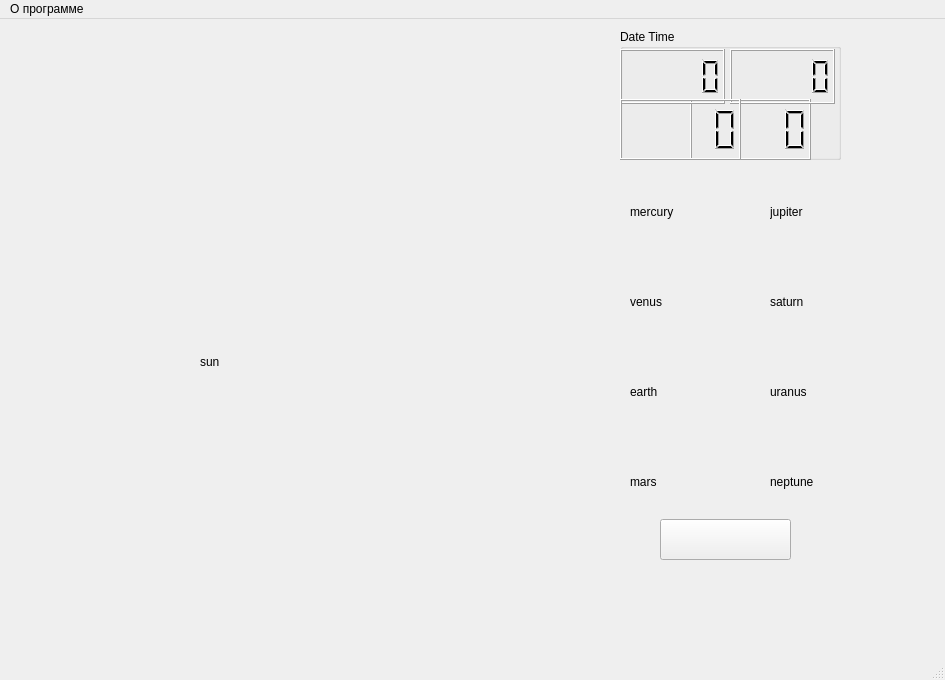
First picture: the form in Syzygy/mainwindow.ui, repository maxpe3447/SyZyGy, before the edit.
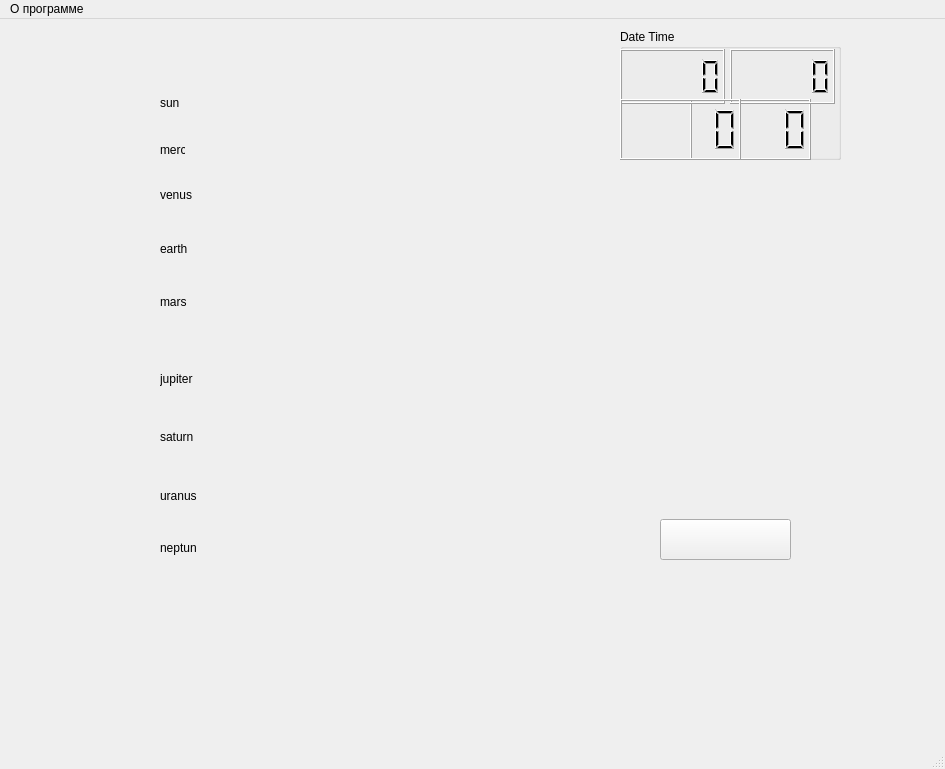
Second picture: the form after the edit. Icons and pictures are not drawn.

Commit message: new planet size

```diff
--- a/Syzygy/mainwindow.ui
+++ b/Syzygy/mainwindow.ui
@@ -7,7 +7,7 @@
     <x>0</x>
     <y>0</y>
     <width>945</width>
-    <height>680</height>
+    <height>769</height>
    </rect>
   </property>
   <property name="windowTitle">
@@ -23,10 +23,10 @@
    <widget class="QLabel" name="earth">
     <property name="geometry">
      <rect>
-      <x>630</x>
-      <y>350</y>
-      <width>45</width>
-      <height>45</height>
+      <x>160</x>
+      <y>210</y>
+      <width>40</width>
+      <height>40</height>
      </rect>
     </property>
     <property name="text">
@@ -36,10 +36,10 @@
    <widget class="QLabel" name="jupiter">
     <property name="geometry">
      <rect>
-      <x>770</x>
-      <y>170</y>
-      <width>45</width>
-      <height>45</height>
+      <x>160</x>
+      <y>338</y>
+      <width>43</width>
+      <height>43</height>
      </rect>
     </property>
     <property name="text">
@@ -49,10 +49,10 @@
    <widget class="QLabel" name="mars">
     <property name="geometry">
      <rect>
-      <x>630</x>
-      <y>440</y>
-      <width>45</width>
-      <height>45</height>
+      <x>160</x>
+      <y>265</y>
+      <width>35</width>
+      <height>35</height>
      </rect>
     </property>
     <property name="text">
@@ -62,10 +62,10 @@
    <widget class="QLabel" name="mercury">
     <property name="geometry">
      <rect>
-      <x>630</x>
-      <y>170</y>
-      <width>45</width>
-      <height>45</height>
+      <x>160</x>
+      <y>118</y>
+      <width>25</width>
+      <height>25</height>
      </rect>
     </property>
     <property name="text">
@@ -75,10 +75,10 @@
    <widget class="QLabel" name="neptune">
     <property name="geometry">
      <rect>
-      <x>770</x>
-      <y>440</y>
-      <width>45</width>
-      <height>45</height>
+      <x>160</x>
+      <y>511</y>
+      <width>36</width>
+      <height>36</height>
      </rect>
     </property>
     <property name="text">
@@ -88,10 +88,10 @@
    <widget class="QLabel" name="saturn">
     <property name="geometry">
      <rect>
-      <x>770</x>
-      <y>260</y>
-      <width>45</width>
-      <height>45</height>
+      <x>160</x>
+      <y>398</y>
+      <width>40</width>
+      <height>40</height>
      </rect>
     </property>
     <property name="text">
@@ -101,10 +101,10 @@
    <widget class="QLabel" name="sun">
     <property name="geometry">
      <rect>
-      <x>200</x>
-      <y>320</y>
-      <width>45</width>
-      <height>45</height>
+      <x>160</x>
+      <y>60</y>
+      <width>47</width>
+      <height>47</height>
      </rect>
     </property>
     <property name="text">
@@ -114,10 +114,10 @@
    <widget class="QLabel" name="uranus">
     <property name="geometry">
      <rect>
-      <x>770</x>
-      <y>350</y>
-      <width>45</width>
-      <height>45</height>
+      <x>160</x>
+      <y>458</y>
+      <width>37</width>
+      <height>37</height>
      </rect>
     </property>
     <property name="text">
@@ -127,10 +127,10 @@
    <widget class="QLabel" name="venus">
     <property name="geometry">
      <rect>
-      <x>630</x>
-      <y>260</y>
-      <width>45</width>
-      <height>45</height>
+      <x>160</x>
+      <y>157</y>
+      <width>37</width>
+      <height>37</height>
      </rect>
     </property>
     <property name="text">
```
The commit also changes 1 other file.
